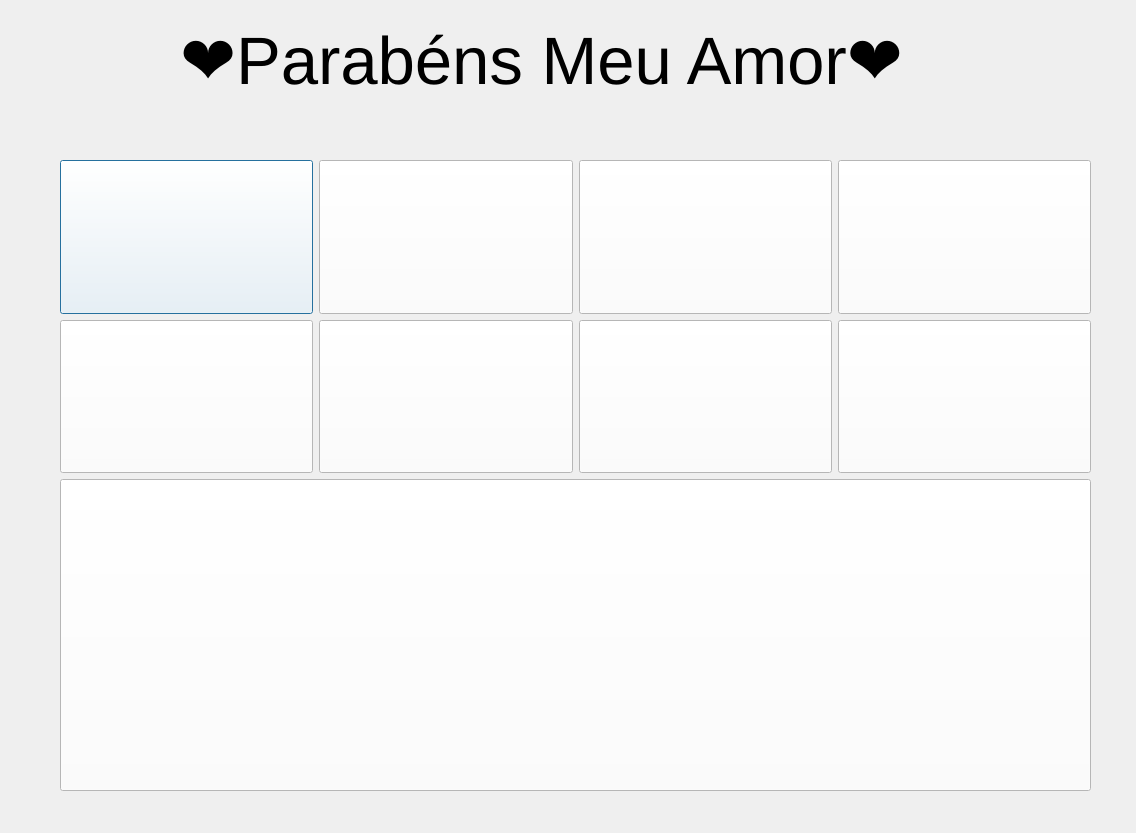
The window that movies.ui (Cleber-git/happy) describes before a commit, drawn with Qt 5.
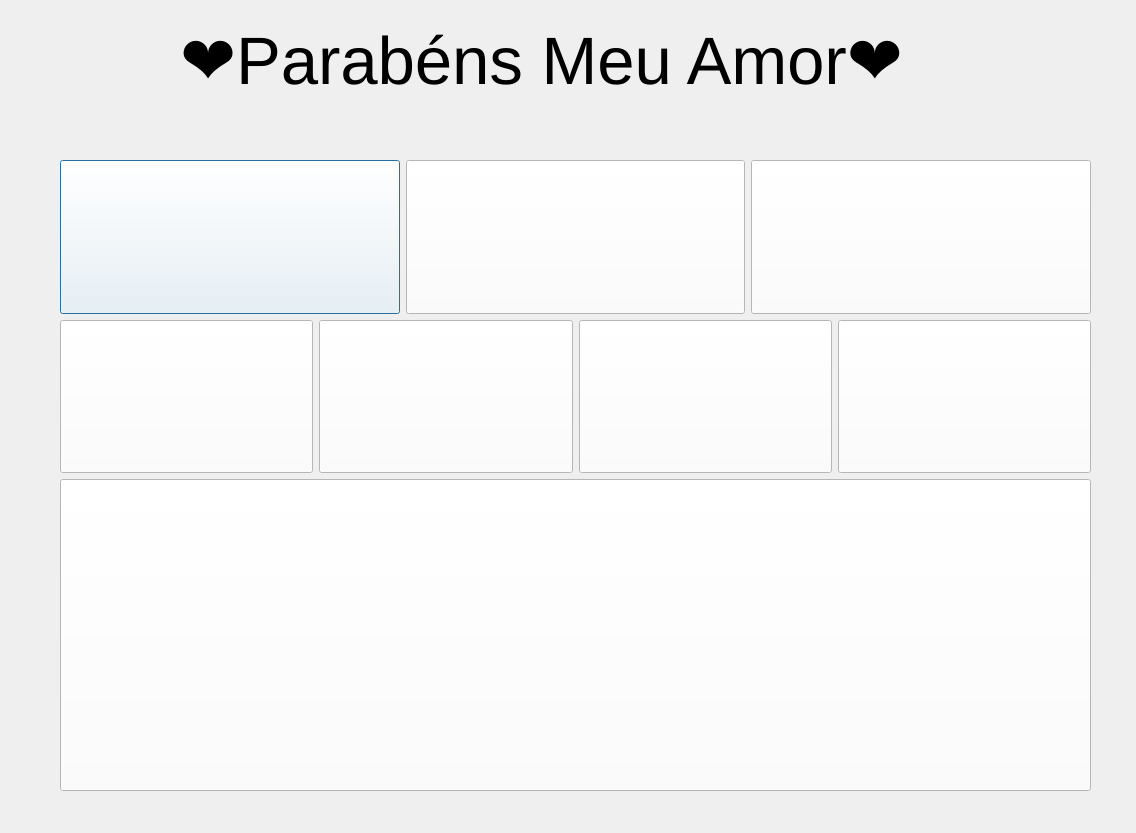
The same window after the commit. Icons and pictures are not drawn.

Diff of the .ui file:
```diff
--- a/movies.ui
+++ b/movies.ui
@@ -55,33 +55,6 @@
           </property>
          </widget>
         </item>
-        <item>
-         <widget class="QPushButton" name="pushButton_2">
-          <property name="sizePolicy">
-           <sizepolicy hsizetype="Minimum" vsizetype="Preferred">
-            <horstretch>0</horstretch>
-            <verstretch>0</verstretch>
-           </sizepolicy>
-          </property>
-          <property name="styleSheet">
-           <string notr="true">
-QPushButton{
-border-image: url(:/new/icons/menina.png);
-
-background-color: rgb(255, 255, 255);
-}
-
-
-
-QPushButton:hover{
-background: grey ;
-}</string>
-          </property>
-          <property name="text">
-           <string/>
-          </property>
-         </widget>
-        </item>
         <item>
          <widget class="QPushButton" name="pushButton_3">
           <property name="sizePolicy">
@@ -147,7 +120,7 @@
           <property name="styleSheet">
            <string notr="true">
 QPushButton{
-border-image: url(:/new/icons/careca.png);
+border-image: url(:/new/icons/gu_grazi.png);
 background-color: rgb(255, 255, 255);
 
 }
@@ -164,39 +137,47 @@
         <item>
          <widget class="QPushButton" name="pushButton_6">
           <property name="sizePolicy">
-           <sizepolicy hsizetype="Minimum" vsizetype="Preferred">
+           <sizepolicy hsizetype="Preferred" vsizetype="Preferred">
             <horstretch>0</horstretch>
             <verstretch>0</verstretch>
            </sizepolicy>
           </property>
           <property name="styleSheet">
-           <string notr="true">QPushButton{border-image: url(:/new/icons/mulher.png);
-background-color: rgb(255, 255, 255);
-}
-
-QPushButton:hover{
-background: grey ;
-}</string>
-          </property>
-          <property name="text">
-           <string/>
-          </property>
-         </widget>
-        </item>
-        <item>
-         <widget class="QPushButton" name="pushButton_7">
-          <property name="sizePolicy">
-           <sizepolicy hsizetype="Minimum" vsizetype="Preferred">
-            <horstretch>0</horstretch>
-            <verstretch>0</verstretch>
-           </sizepolicy>
-          </property>
-          <property name="styleSheet">
-           <string notr="true">QPushButton{
+           <string notr="true">
+QPushButton{
 	border-image: url(:/new/icons/black_girl.png);
 background-color: rgb(255, 255, 255);
 }
 
+
+
+QPushButton:hover{
+background: grey ;
+}</string>
+          </property>
+          <property name="text">
+           <string/>
+          </property>
+         </widget>
+        </item>
+        <item>
+         <widget class="QPushButton" name="pushButton_2">
+          <property name="sizePolicy">
+           <sizepolicy hsizetype="Minimum" vsizetype="Preferred">
+            <horstretch>0</horstretch>
+            <verstretch>0</verstretch>
+           </sizepolicy>
+          </property>
+          <property name="styleSheet">
+           <string notr="true">
+QPushButton{
+border-image: url(:/new/icons/menina.png);
+
+background-color: rgb(255, 255, 255);
+}
+
+
+
 QPushButton:hover{
 background: grey ;
 }</string>
@@ -215,7 +196,7 @@
            </sizepolicy>
           </property>
           <property name="styleSheet">
-           <string notr="true">QPushButton{border-image: url(:/new/icons/cabelo-cacheado.png);
+           <string notr="true">QPushButton{border-image: url(:/new/icons/garoto.png);
 background-color: rgb(255, 255, 255);}
 
 QPushButton:hover{
```
